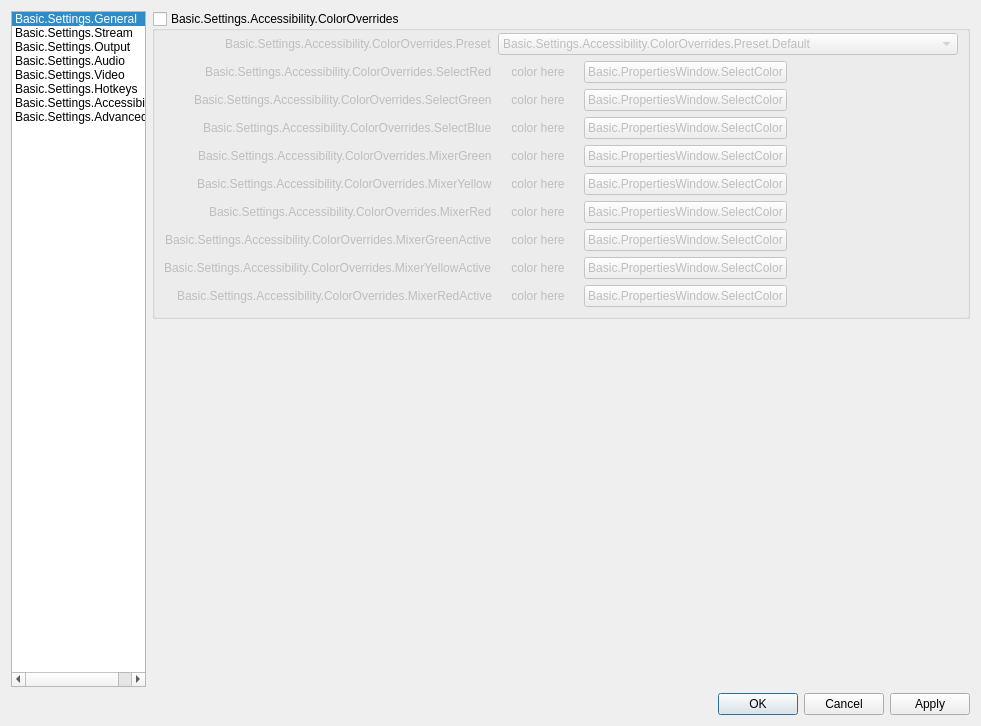
Old version of the form UI/forms/OBSBasicSettings.ui in the repository tytan652/obs-studio.
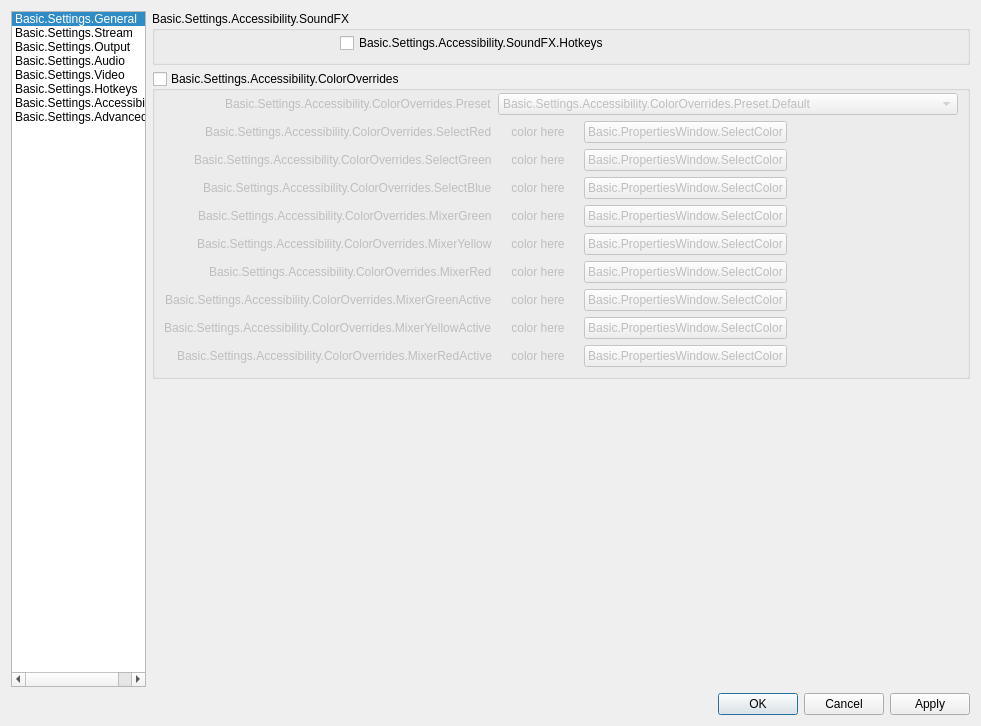
New version of the form. The open tabs and pages were chosen to show the change. Icons and pictures are not drawn. Custom widgets are drawn as their Qt base class.

Commit message: UI: Add hotkey audio acknowledgement to a11y options

```diff
--- a/UI/forms/OBSBasicSettings.ui
+++ b/UI/forms/OBSBasicSettings.ui
@@ -4937,6 +4937,50 @@
              </property>
              <item>
               <layout class="QVBoxLayout" name="verticalLayout_6" stretch="0,0">
+               <item>
+                <widget class="QGroupBox" name="soundsGroupBox">
+                 <property name="sizePolicy">
+                  <sizepolicy hsizetype="Preferred" vsizetype="Maximum">
+                   <horstretch>0</horstretch>
+                   <verstretch>0</verstretch>
+                  </sizepolicy>
+                 </property>
+                 <property name="title">
+                  <string>Basic.Settings.Accessibility.SoundFX</string>
+                 </property>
+                 <layout class="QFormLayout" name="soundFormLayout">
+                  <property name="labelAlignment">
+                   <set>Qt::AlignRight|Qt::AlignTrailing|Qt::AlignVCenter</set>
+                  </property>
+                  <property name="topMargin">
+                   <number>2</number>
+                  </property>
+                  <item row="0" column="0">
+                   <spacer name="soundHotkeyHorizontalSpacer">
+                    <property name="orientation">
+                     <enum>Qt::Horizontal</enum>
+                    </property>
+                    <property name="sizeType">
+                     <enum>QSizePolicy::Fixed</enum>
+                    </property>
+                    <property name="sizeHint" stdset="0">
+                     <size>
+                      <width>170</width>
+                      <height>5</height>
+                     </size>
+                    </property>
+                   </spacer>
+                  </item>
+                  <item row="0" column="1">
+                   <widget class="QCheckBox" name="hotkeySounds">
+                    <property name="text">
+                     <string>Basic.Settings.Accessibility.SoundFX.Hotkeys</string>
+                    </property>
+                   </widget>
+                  </item>
+                 </layout>
+                </widget>
+               </item>
                <item>
                 <widget class="QGroupBox" name="colorsGroupBox">
                  <property name="sizePolicy">
```
The commit also changes 14 other files.
